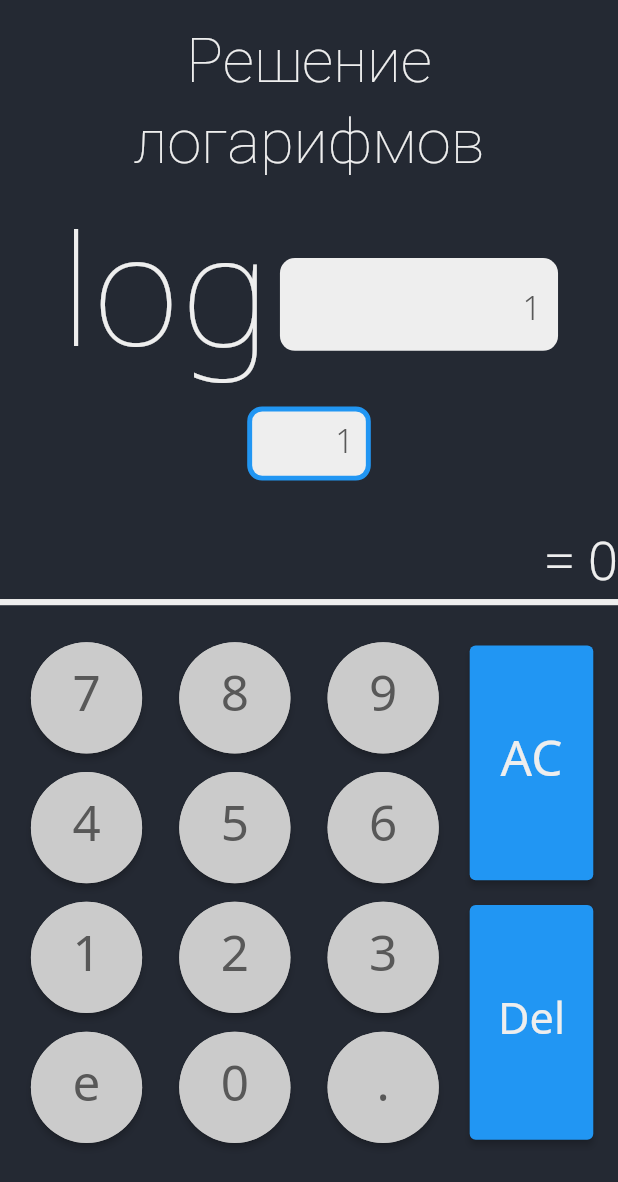
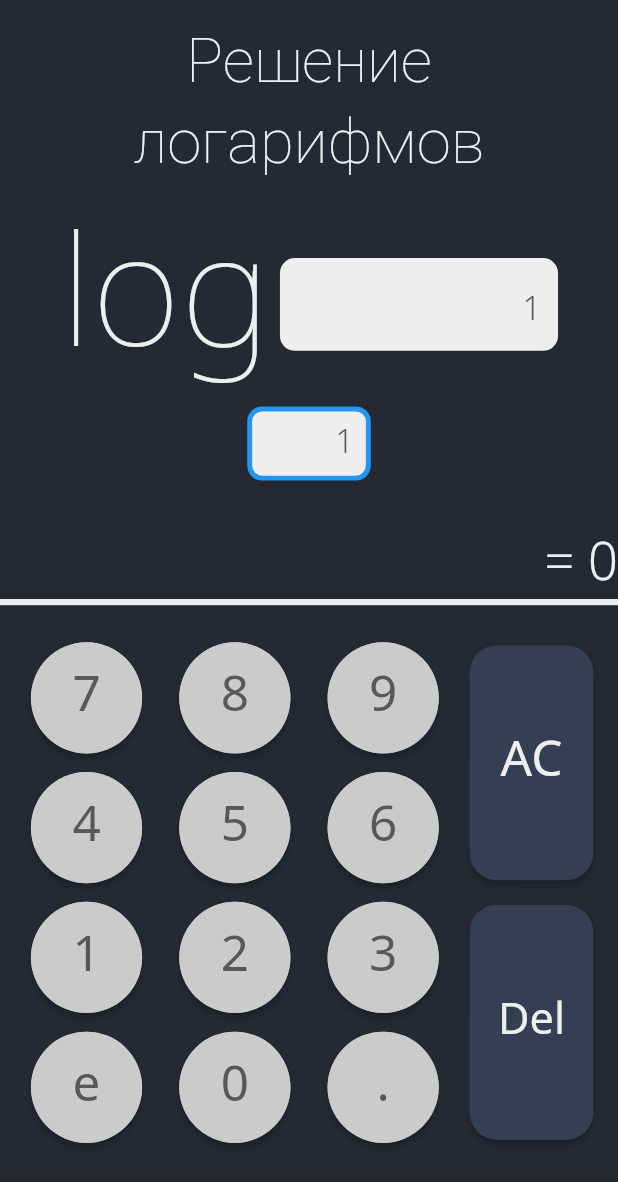
Before and after one commit to vladStar223/calculator, a Flutter app: the Logarith screen opened directly, on a phone screen of 412 x 824 dp. Shown: the top 1182 px of the screen. Run offline on Flutter 3.47's test engine with Material 2 defaults, Android fonts, the phone set to English and light mode, and no system bars; our stand-ins replace package_info_plus, petitparser, shared_preferences, sizer; missing offline and left inert: advance_math, angles; accounts and stored records are empty.

Commit message:
update_11.0.3.6.2

```diff
--- a/lib/screens/keyboard.dart
+++ b/lib/screens/keyboard.dart
@@ -866,6 +866,14 @@ class keyboard_logarithm extends StatelessWidget {
                 onPressed: () {
                   input_class.ac_press();
                 },
+                style: ButtonStyle(
+                  backgroundColor:
+                      MaterialStateProperty.all<Color>(AppColors.buttoncolor1),
+                  shape: MaterialStateProperty.all<RoundedRectangleBorder>(
+                      RoundedRectangleBorder(
+                    borderRadius: BorderRadius.circular(18.0),
+                  )),
+                ),
                 child: Center(
                   child: Text(
                     "AC",
@@ -887,6 +895,14 @@ class keyboard_logarithm extends StatelessWidget {
                 onPressed: () {
                   input_class.delete_press();
                 },
+                style: ButtonStyle(
+                  backgroundColor:
+                      MaterialStateProperty.all<Color>(AppColors.buttoncolor1),
+                  shape: MaterialStateProperty.all<RoundedRectangleBorder>(
+                      RoundedRectangleBorder(
+                    borderRadius: BorderRadius.circular(18.0),
+                  )),
+                ),
                 child: Center(
                   child: Text(
                     "Del",
```
